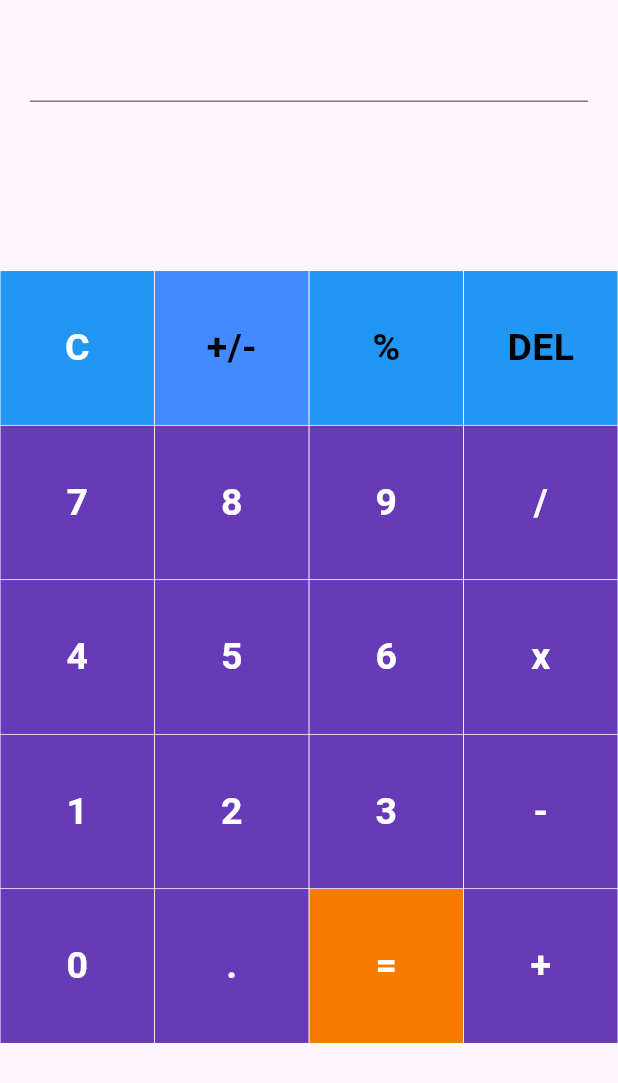
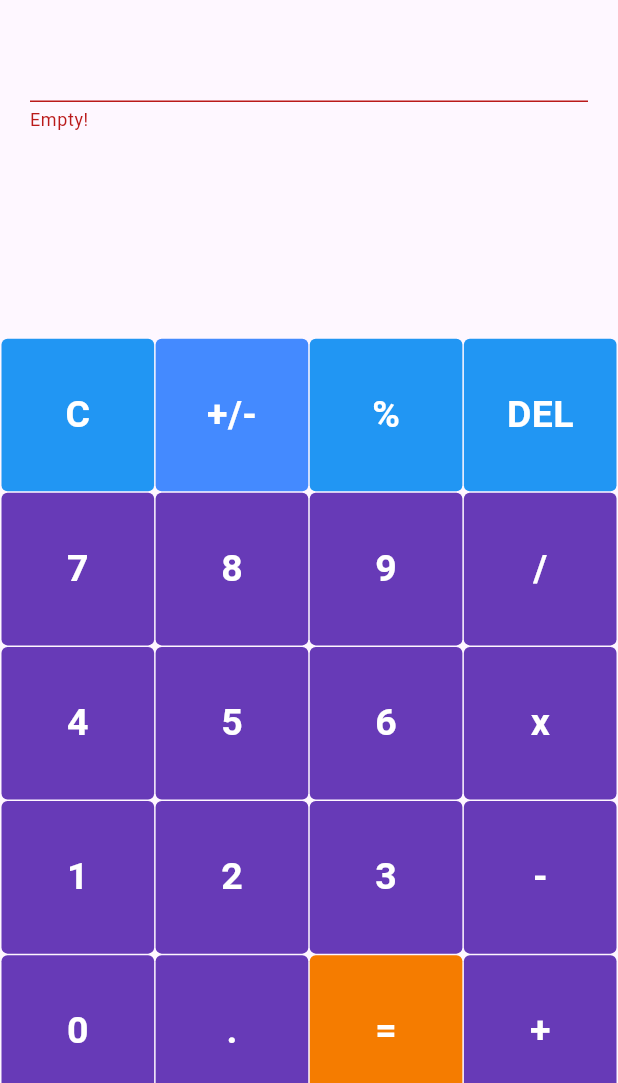
Before and after one commit to kisyam/flutter_calculator, a Flutter app: the screen it shows after launch, on a phone screen of 412 x 824 dp, the part 153-1236 px from its top. Run offline on Flutter 3.47's test engine with Material 2 defaults, Android fonts, the phone set to English and light mode, and no system bars; our stand-ins replace math_expressions.

Commit message:
GridView borderRadius

```diff
--- a/lib/screens/widget_app.dart
+++ b/lib/screens/widget_app.dart
@@ -1,4 +1,5 @@
 import 'package:flutter/material.dart';
+import 'package:math_expressions/math_expressions.dart';
 
 import '../data/button_name.dart';
 import '../widgets/my_button.dart';
@@ -12,7 +13,8 @@ class WidgetApp extends StatefulWidget {
 
 class _WidgetAppState extends State<WidgetApp> {
   final TextEditingController _textEditingController = TextEditingController();
-  final TextEditingController _textEditingController2 = TextEditingController();
+  String answer = '';
+  final _formKey = GlobalKey<FormState>();
 
   void _pushedButton(String number) {
     _textEditingController.text += number;
@@ -21,6 +23,12 @@ class _WidgetAppState extends State<WidgetApp> {
   void equalPressed() {
     String finaluserinput = _textEditingController.text;
     finaluserinput = _textEditingController.text.replaceAll('x', '*');
+
+    Parser p = Parser();
+    Expression exp = p.parse(finaluserinput);
+    ContextModel cm = ContextModel();
+    double eval = exp.evaluate(EvaluationType.REAL, cm);
+    answer = eval.toString();
   }
 
   @override
@@ -42,7 +50,21 @@ class _WidgetAppState extends State<WidgetApp> {
           Expanded(
             child: Container(
               padding: const EdgeInsets.all(20),
-              child: TextField(
+              child: TextFormField(
+                autovalidateMode: AutovalidateMode.always,
+                key: _formKey,
+                validator: (value) {
+                  if (value?.isEmpty ?? true) {
+                    return 'Empty!';
+                  }
+                  if (value!.contains(RegExp(r'^[0-9]+$'))) {
+                    return 'Need operations';
+                  }
+                  if (!value.contains(RegExp(r'^[0-9+\-x*/.%]+$'))) {
+                    return 'Only numbers and operations';
+                  }
+                  return null;
+                },
                 controller: _textEditingController,
                 cursorColor: Theme.of(context).primaryColor,
                 keyboardType: TextInputType.number,
@@ -54,10 +76,25 @@ class _WidgetAppState extends State<WidgetApp> {
               ),
             ),
           ),
+          Container(
+            padding: const EdgeInsets.all(15),
+            child: Row(
+              mainAxisAlignment: MainAxisAlignment.end,
+              children: [
+                Text(
+                  answer,
+                  style: const TextStyle(
+                    fontSize: 20,
+                  ),
+                ),
+              ],
+            ),
+          ),
           Expanded(
             flex: 3,
             child: Container(
               child: GridView.builder(
+                padding: const EdgeInsets.all(1),
                 itemBuilder: (context, index) {
                   if (index == 0) {
                     return MyButton(
@@ -75,7 +112,7 @@ class _WidgetAppState extends State<WidgetApp> {
                   if (index == 1) {
                     return MyButton(
                       color: Colors.blueAccent,
-                      textColor: Colors.black,
+                      textColor: Colors.white,
                       buttonText: buttons[index],
                     );
                   }
@@ -83,7 +120,7 @@ class _WidgetAppState extends State<WidgetApp> {
                   if (index == 2) {
                     return MyButton(
                       color: Colors.blue.shade500,
-                      textColor: Colors.black,
+                      textColor: Colors.white,
                       buttonText: buttons[index],
                       buttonTapped: () {
                         setState(() {
@@ -96,7 +133,7 @@ class _WidgetAppState extends State<WidgetApp> {
                   if (index == 3) {
                     return MyButton(
                       color: Colors.blue.shade500,
-                      textColor: Colors.black,
+                      textColor: Colors.white,
                       buttonText: buttons[index],
                       buttonTapped: () {
                         setState(() {
@@ -139,7 +176,10 @@ class _WidgetAppState extends State<WidgetApp> {
                   }
                 },
                 gridDelegate: const SliverGridDelegateWithFixedCrossAxisCount(
-                    crossAxisCount: 4),
+                  crossAxisCount: 4,
+                  crossAxisSpacing: 1,
+                  mainAxisSpacing: 1,
+                ),
                 itemCount: buttons.length,
               ),
             ),
--- a/lib/widgets/my_button.dart
+++ b/lib/widgets/my_button.dart
@@ -10,9 +10,9 @@ class MyButton extends StatelessWidget {
 
 //Constructor
   const MyButton({
-    required this.color,
     super.key,
     this.buttonTapped,
+    required this.color,
     required this.textColor,
     required this.buttonText,
   });
@@ -21,12 +21,11 @@ class MyButton extends StatelessWidget {
   Widget build(BuildContext context) {
     return GestureDetector(
       onTap: buttonTapped,
-      child: Padding(
-        padding: const EdgeInsets.all(0.2),
-        child: ClipRRect(
-          // borderRadius: BorderRadius.circular(25),
       child: Container(
+        decoration: BoxDecoration(
+          borderRadius: BorderRadius.circular(4),
           color: color,
+        ),
         child: Center(
           child: Text(
             buttonText,
@@ -38,8 +37,6 @@ class MyButton extends StatelessWidget {
           ),
         ),
       ),
-        ),
-      ),
     );
   }
 }
```
Also changed, not shown: pubspec.yaml (+47 -48 lines), pubspec.lock. Lines whose indentation alone changed are shown as unchanged.
